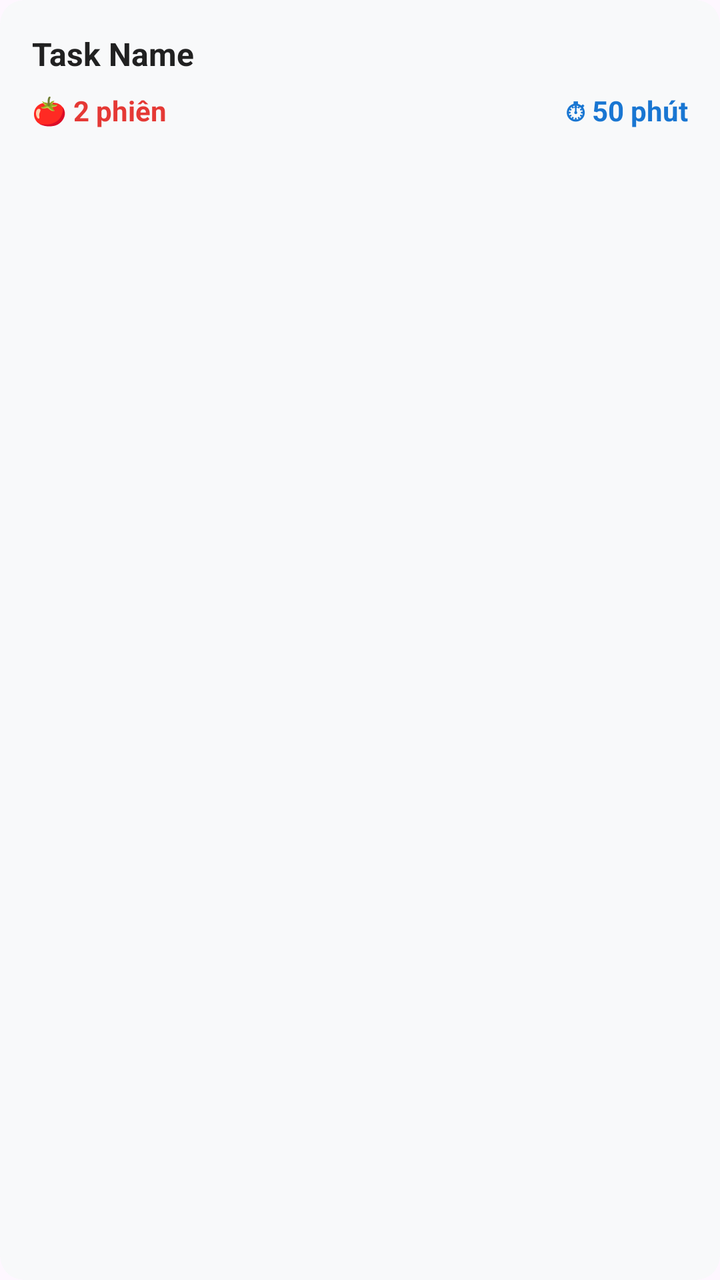
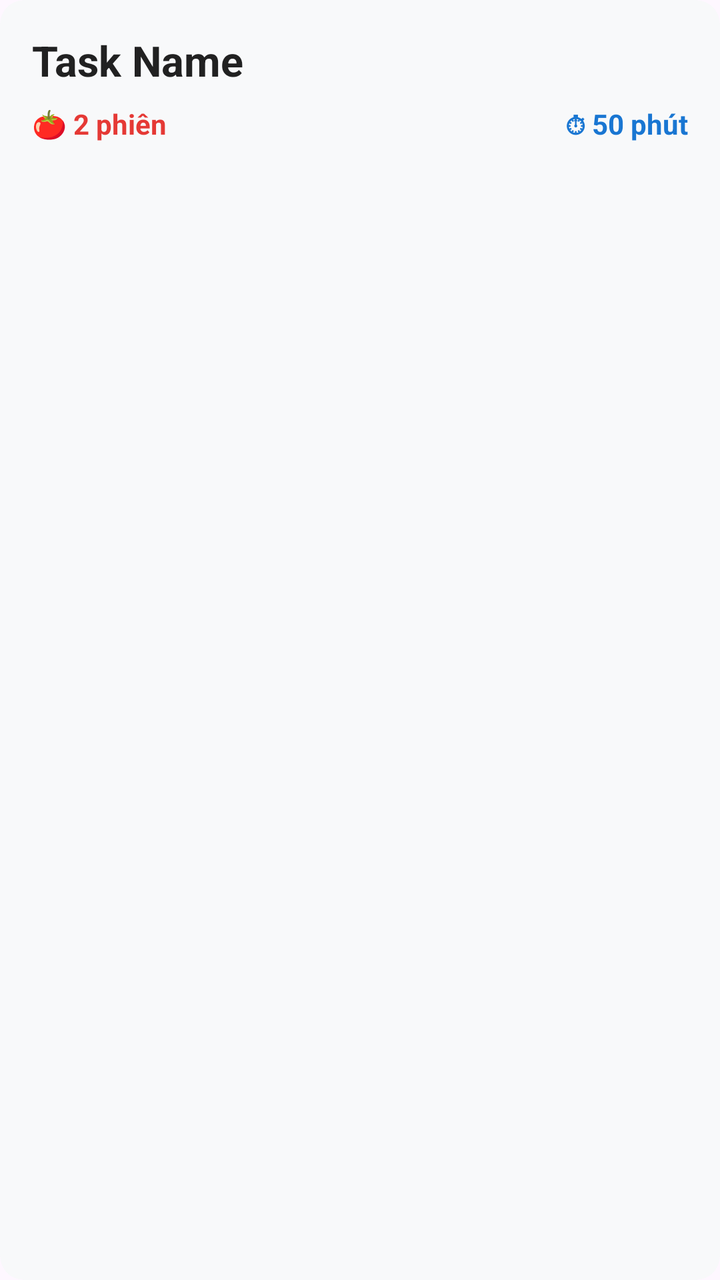

Two renders of the same Android screen: before a commit and after it. Below are the layout's source before the change and the commit's diff.
<!-- AndroidManifest.xml: application theme Theme.Pomodoro -->
<!-- res/layout/item_task_detail.xml -->
<?xml version="1.0" encoding="utf-8"?>
<androidx.cardview.widget.CardView xmlns:android="http://schemas.android.com/apk/res/android"
    xmlns:app="http://schemas.android.com/apk/res-auto"
    android:layout_width="match_parent"
    android:layout_height="wrap_content"
    android:layout_marginBottom="12dp"
    app:cardBackgroundColor="#F8F9FA"
    app:cardCornerRadius="12dp"
    app:cardElevation="0dp"
    app:strokeColor="#E0E0E0"
    app:strokeWidth="1dp">

    <LinearLayout
        android:layout_width="match_parent"
        android:layout_height="wrap_content"
        android:orientation="vertical"
        android:padding="16dp">

        <TextView
            android:id="@+id/text_detail_task_name"
            android:layout_width="wrap_content"
            android:layout_height="wrap_content"
            android:layout_marginBottom="8dp"
            android:text="Task Name"
            android:textColor="#212121"
            android:textSize="16sp"
            android:textStyle="bold" />

        <LinearLayout
            android:layout_width="match_parent"
            android:layout_height="wrap_content"
            android:orientation="horizontal">

            <TextView
                android:id="@+id/text_detail_pomodoros"
                android:layout_width="0dp"
                android:layout_height="wrap_content"
                android:layout_weight="1"
                android:text="🍅 2 phiên"
                android:textColor="#E53935"
                android:textStyle="bold" />

            <TextView
                android:id="@+id/text_detail_minutes"
                android:layout_width="wrap_content"
                android:layout_height="wrap_content"
                android:text="⏱ 50 phút"
                android:textColor="#1976D2"
                android:textStyle="bold" />
        </LinearLayout>
    </LinearLayout>
</androidx.cardview.widget.CardView>
<!-- resources referenced by this layout -->
<resources>
  <style name="Theme.Pomodoro" parent="Base.Theme.Pomodoro" />
  <style name="Base.Theme.Pomodoro" parent="Theme.Material3.DayNight.NoActionBar">
          
          
      </style>
</resources>

<!-- the commit's change to res/layout/item_task_detail.xml (unified diff, before → after) -->
@@ -23,7 +23,7 @@
             android:layout_marginBottom="8dp"
             android:text="Task Name"
             android:textColor="#212121"
-            android:textSize="16sp"
+            android:textSize="21sp"
             android:textStyle="bold" />
 
         <LinearLayout
<!-- resource entries referenced after the edit -->
@@ -4,6 +4,30 @@
   <style name="Base.Theme.Pomodoro" parent="Theme.Material3.DayNight.NoActionBar">
           
           
+          <item name="alertDialogTheme">@style/CustomAlertDialogTheme</item>
+          <item name="materialButtonStyle">@style/CustomButtonStyle</item>
+      </style>
+  <style name="CustomAlertDialogTheme" parent="ThemeOverlay.Material3.MaterialAlertDialog">
+          <item name="materialAlertDialogTitleTextStyle">@style/CustomAlertDialogTitleStyle</item>
+          <item name="materialAlertDialogBodyTextStyle">@style/CustomAlertDialogBodyStyle</item>
+          <item name="buttonBarButtonStyle">@style/CustomAlertButtonStyle</item>
+      </style>
+  <style name="CustomButtonStyle" parent="Widget.Material3.Button">
+          <item name="android:textSize">16sp</item>
+          <item name="android:minHeight">55dp</item>
+          <item name="android:paddingTop">12dp</item>
+          <item name="android:paddingBottom">12dp</item>
+          <item name="android:paddingStart">30dp</item>
+          <item name="android:paddingEnd">30dp</item>
+      </style>
+  <style name="CustomAlertDialogTitleStyle" parent="MaterialAlertDialog.Material3.Title.Text">
+          <item name="android:textSize">24sp</item>
+      </style>
+  <style name="CustomAlertDialogBodyStyle" parent="MaterialAlertDialog.Material3.Body.Text">
+          <item name="android:textSize">19sp</item>
+      </style>
+  <style name="CustomAlertButtonStyle" parent="Widget.Material3.Button.TextButton.Dialog">
+          <item name="android:textSize">16sp</item>
       </style>
 </resources>
 
